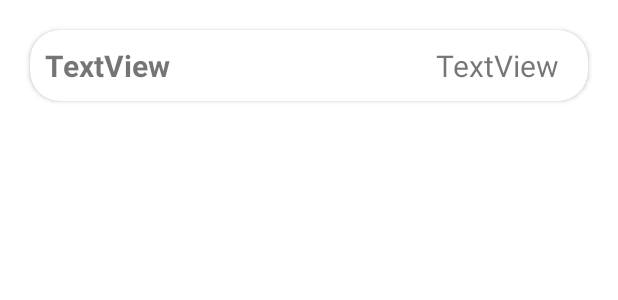
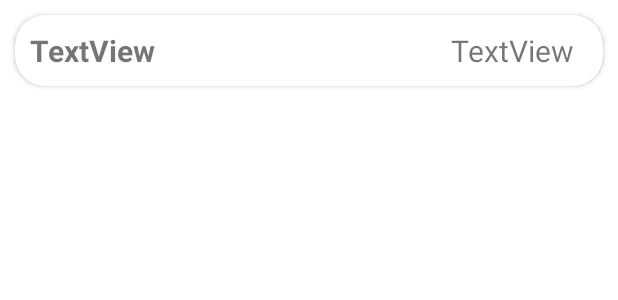
Before and after one commit to awxander/shiftTest, an Android app: the layout bin_item.xml on its own in the app's theme, with its tools: preview values and no code run, on a phone screen of 412 x 824 dp. Shown: the top 300 px of the screen. Run offline under Robolectric (Android 15) with nearby library versions, the phone set to English and light mode, and no system bars.

Commit message:
пофиксил margin

```diff
--- a/app/src/main/res/layout/activity_main.xml
+++ b/app/src/main/res/layout/activity_main.xml
@@ -56,8 +56,8 @@
     <androidx.recyclerview.widget.RecyclerView
         android:id="@+id/mainRecyclerView"
         android:layout_width="match_parent"
-        android:layout_height="match_parent"
-        android:layout_margin="20dp"
+        android:layout_height="0dp"
+        android:layout_margin="0dp"
         app:layout_constraintBottom_toBottomOf="parent"
         app:layout_constraintEnd_toEndOf="parent"
         app:layout_constraintStart_toStartOf="parent"
--- a/app/src/main/res/layout/bin_item.xml
+++ b/app/src/main/res/layout/bin_item.xml
@@ -3,7 +3,7 @@
     xmlns:app="http://schemas.android.com/apk/res-auto"
     android:layout_width="match_parent"
     android:layout_height="wrap_content"
-    android:layout_margin="20dp"
+    android:layout_margin="10dp"
     app:cardCornerRadius="20dp">
 
     <RelativeLayout
```
